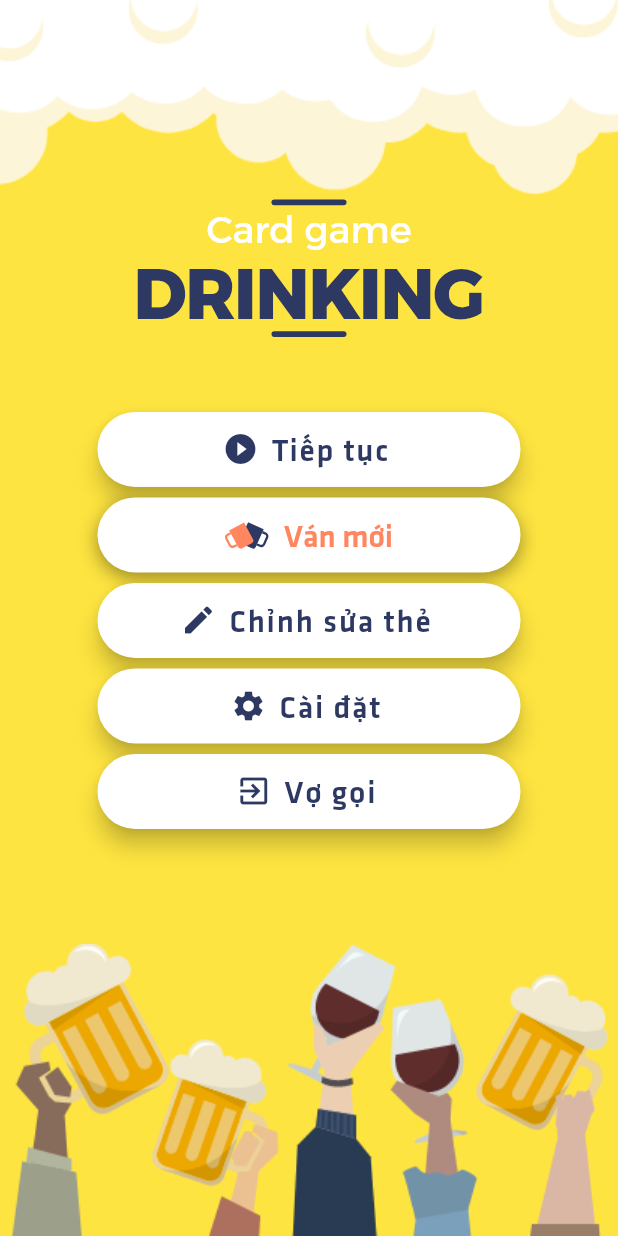
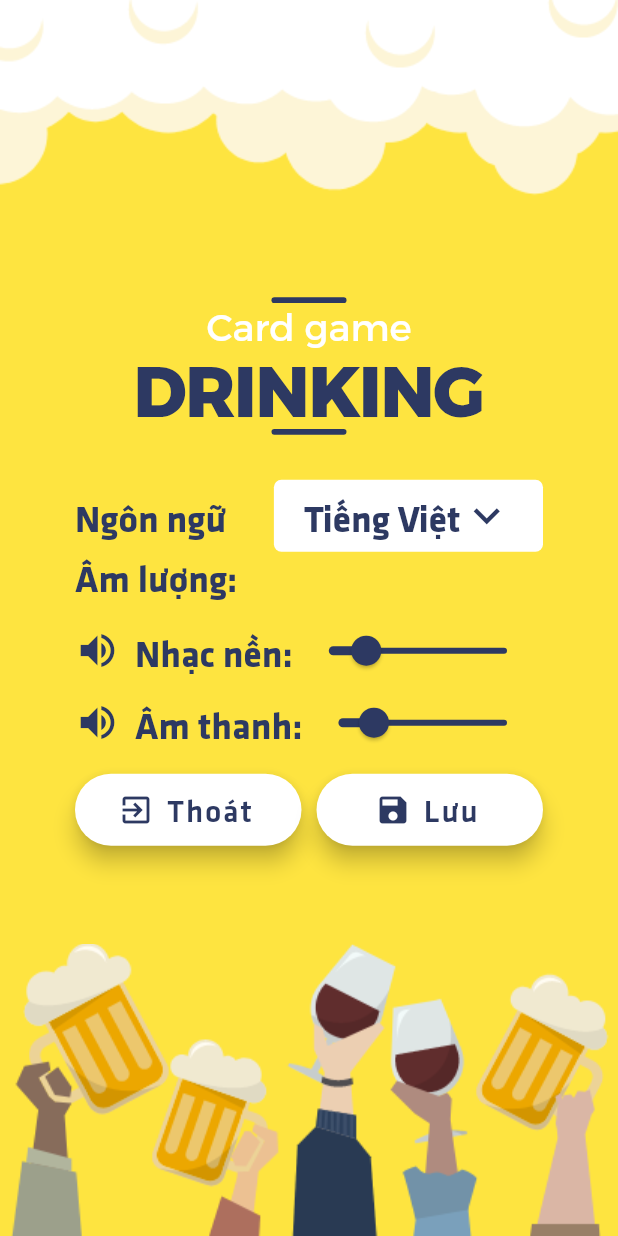
Before and after one commit to tanpmclk14uit/drinking_card, a Flutter app: the screen it shows after launch, on a phone screen of 412 x 824 dp. Run offline on Flutter 3.47's test engine with Material 2 defaults, Android fonts, the phone set to English and light mode, and no system bars; our stand-ins replace flutter_svg.

Commit message:
done setting screen

```diff
--- a/lib/constraint.dart
+++ b/lib/constraint.dart
@@ -5,3 +5,9 @@ Color primaryTextColor = const Color(0xFF2D3962);
 Color specialButtonText = const Color(0xFFFF865E);
 
 EdgeInsets homeButtonMargin = const EdgeInsets.symmetric(horizontal: 65);
+TextStyle mainTextStyle = TextStyle(
+  color: primaryTextColor,
+  fontFamily: "Facebook",
+  fontSize: 25,
+  fontWeight: FontWeight.bold,
+);
--- a/lib/main.dart
+++ b/lib/main.dart
@@ -1,4 +1,5 @@
 import 'package:drinking_card/presentation/Screen/home.dart';
+import 'package:drinking_card/presentation/screen/setting.dart';
 import 'package:flutter/material.dart';
 
 void main() {
@@ -15,7 +16,7 @@ class MyApp extends StatelessWidget {
       theme: ThemeData(
         primarySwatch: Colors.blue,
       ),
-      home: const HomeScreen(),
+      home: SettingScreen(),
     );
   }
 }
--- a/lib/presentation/screen/home.dart
+++ b/lib/presentation/screen/home.dart
@@ -1,8 +1,8 @@
 import 'package:drinking_card/presentation/widgets/title.dart';
 import 'package:drinking_card/constraint.dart';
 import 'package:flutter/material.dart';
-import '../widgets/NormalButton.dart';
-import '../widgets/SpecialButton.dart';
+import '../widgets/normal_button.dart';
+import '../widgets/special_button.dart';
 
 class HomeScreen extends StatelessWidget {
   const HomeScreen({Key? key}) : super(key: key);
--- /dev/null
+++ b/lib/presentation/screen/setting.dart
@@ -0,0 +1,200 @@
+import 'package:drinking_card/constraint.dart';
+import 'package:drinking_card/presentation/widgets/normal_button.dart';
+import 'package:drinking_card/presentation/widgets/title.dart';
+import 'package:flutter/material.dart';
+
+class SettingScreen extends StatefulWidget {
+  const SettingScreen({Key? key}) : super(key: key);
+
+  @override
+  _SettingScreenState createState() => _SettingScreenState();
+}
+
+class _SettingScreenState extends State<SettingScreen> {
+  late String dropdownValue;
+  late double musicVolume;
+  late double soundVolume;
+
+  @override
+  void initState() {
+    super.initState();
+    dropdownValue = languageList[0];
+    musicVolume = 20;
+    soundVolume = 20;
+  }
+
+  final List<String> languageList = <String>['Tiếng Việt', 'English'];
+
+  @override
+  Widget build(BuildContext context) {
+    return Scaffold(
+      body: Container(
+          color: backgroundColor,
+          child: Column(
+            children: <Widget>[
+              Image.asset('assets/top.png'),
+              Expanded(
+                child: Column(
+                  mainAxisAlignment: MainAxisAlignment.center,
+                  children: <Widget>[
+                    const AppTitle(),
+                    const SizedBox(height: 30),
+                    Container(
+                        margin: const EdgeInsets.symmetric(horizontal: 50),
+                        child: Column(
+                          crossAxisAlignment: CrossAxisAlignment.stretch,
+                          children: <Widget>[
+                            Row(
+                              mainAxisAlignment: MainAxisAlignment.spaceBetween,
+                              children: <Widget>[
+                                Text('Ngôn ngữ', style: mainTextStyle),
+                                Container(
+                                  decoration: BoxDecoration(
+                                      color: Colors.white,
+                                      borderRadius: BorderRadius.circular(5)),
+                                  padding: const EdgeInsets.symmetric(
+                                      horizontal: 20),
+                                  child: DropdownButton(
+                                    icon: Icon(
+                                      Icons.keyboard_arrow_down,
+                                      color: primaryTextColor,
+                                      size: 35,
+                                    ),
+                                    style: mainTextStyle,
+                                    underline:
+                                        const SizedBox(width: 0, height: 0),
+                                    items: languageList
+                                        .map<DropdownMenuItem<String>>(
+                                            (String value) =>
+                                                DropdownMenuItem<String>(
+                                                  child: Text(value),
+                                                  value: value,
+                                                ))
+                                        .toList(),
+                                    onChanged: (newValue) {
+                                      setState(() {
+                                        dropdownValue = newValue.toString();
+                                      });
+                                    },
+                                    value: dropdownValue,
+                                  ),
+                                )
+                              ],
+                            ),
+                            Row(
+                              children: <Widget>[
+                                Text('Âm lượng:', style: mainTextStyle)
+                              ],
+                            ),
+                            const SizedBox(height: 10),
+                            Row(
+                              crossAxisAlignment: CrossAxisAlignment.center,
+                              children: <Widget>[
+                                Icon(
+                                  Icons.volume_up,
+                                  size: 30,
+                                  color: primaryTextColor,
+                                ),
+                                const SizedBox(width: 10),
+                                Text(
+                                  'Nhạc nền:',
+                                  style: mainTextStyle,
+                                ),
+                                Expanded(
+                                  child: Slider(
+                                    activeColor: primaryTextColor,
+                                    inactiveColor: primaryTextColor,
+                                    value: musicVolume,
+                                    max: 100,
+                                    divisions: 20,
+                                    label: musicVolume.round().toString(),
+                                    onChanged: (value) {
+                                      setState(() {
+                                        musicVolume = value;
+                                      });
+                                    },
+                                  ),
+                                )
+                              ],
+                            ),
+                            Row(
+                              crossAxisAlignment: CrossAxisAlignment.center,
+                              children: <Widget>[
+                                Icon(
+                                  Icons.volume_up,
+                                  size: 30,
+                                  color: primaryTextColor,
+                                ),
+                                const SizedBox(width: 10),
+                                Text(
+                                  'Âm thanh:',
+                                  style: mainTextStyle,
+                                ),
+                                Expanded(
+                                  child: Slider(
+                                    activeColor: primaryTextColor,
+                                    inactiveColor: primaryTextColor,
+                                    value: soundVolume,
+                                    max: 100,
+                                    divisions: 20,
+                                    label: soundVolume.round().toString(),
+                                    onChanged: (value) {
+                                      setState(() {
+                                        soundVolume = value;
+                                      });
+                                    },
+                                  ),
+                                )
+                              ],
+                            ),
+                            const SizedBox(height: 10,),
+                            Row(
+                              mainAxisAlignment: MainAxisAlignment.spaceEvenly,
+                              children: <Widget>[
+                                Expanded(
+                                  child: FloatingActionButton.extended(
+                                    onPressed: () => {},
+                                    icon: const Icon(Icons.exit_to_app),
+                                    foregroundColor: primaryTextColor,
+                                    label: const Text(
+                                      "Thoát",
+                                      style: TextStyle(
+                                        fontFamily: "Facebook",
+                                        fontSize: 21,
+                                        fontWeight: FontWeight.normal,
+                                      ),
+                                    ),
+                                    backgroundColor: Colors.white,
+                                  ),
+                                ),
+                                const SizedBox(width: 10),
+                                Expanded(
+                                  child: FloatingActionButton.extended(
+                                    onPressed: () => {},
+                                    icon: const Icon(Icons.save),
+                                    foregroundColor: primaryTextColor,
+                                    label: const Text(
+                                      "Lưu",
+                                      style: TextStyle(
+                                        fontFamily: "Facebook",
+                                        fontSize: 21,
+                                        fontWeight: FontWeight.normal,
+                                      ),
+                                    ),
+                                    backgroundColor: Colors.white,
+                                  ),
+                                ),
+                              ],
+                            )
+
+                          ],
+                        ))
+                  ],
+                ),
+              ),
+              Image.asset('assets/bottom.png')
+            ],
+          )),
+    );
+  }
+}
--- a/lib/presentation/widgets/title.dart
+++ b/lib/presentation/widgets/title.dart
@@ -1,4 +1,3 @@
-import 'package:flutter/cupertino.dart';
 import 'package:flutter/material.dart';
 
 import '../../constraint.dart';
```
Also changed, not shown: lib/presentation/widgets/normal_button.dart (renamed from lib/presentation/widgets/NormalButton.dart), lib/presentation/widgets/special_button.dart (renamed from lib/presentation/widgets/SpecialButton.dart).
